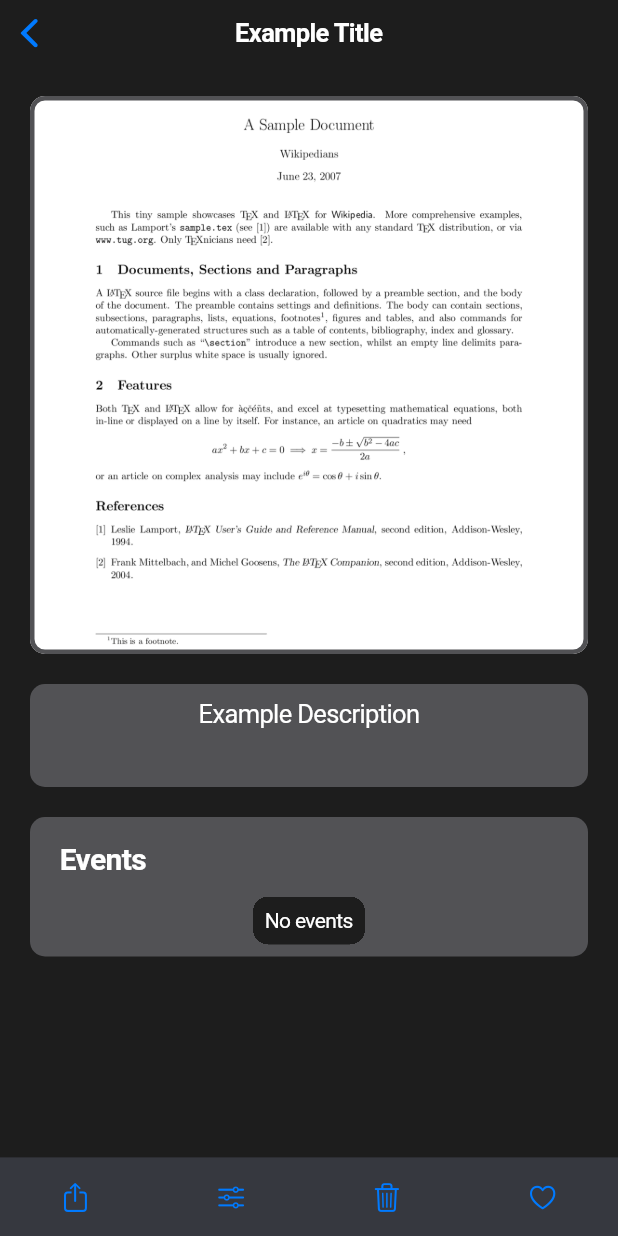
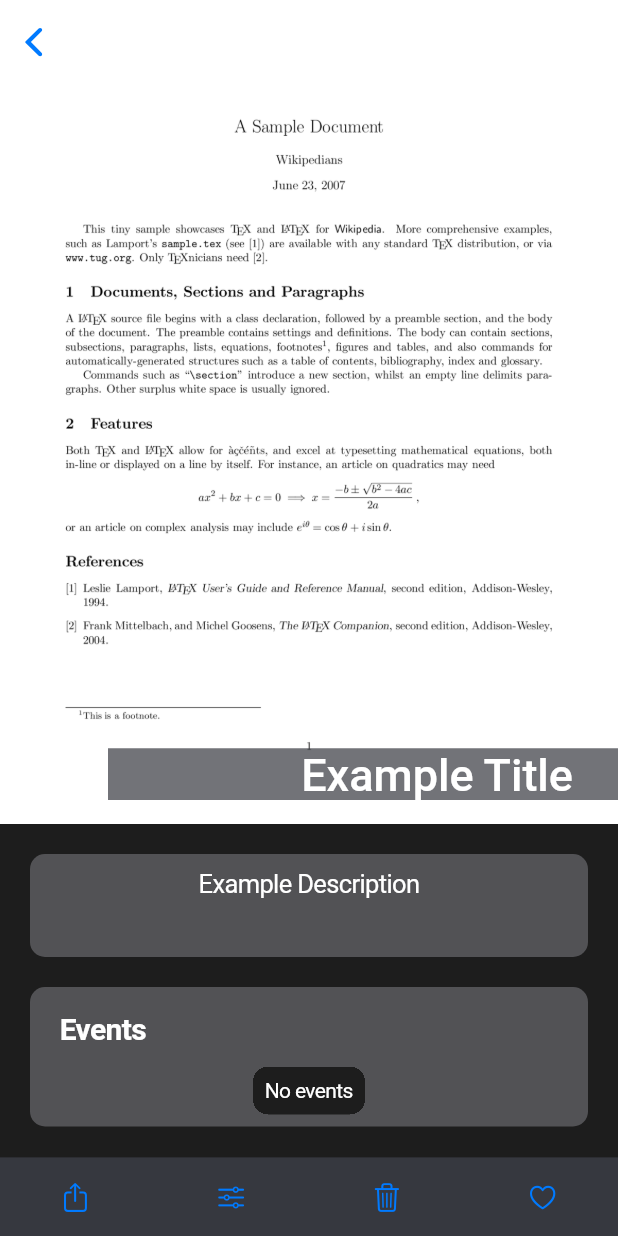
Before and after one commit to MA-SOSE2023/WallAt, a Flutter app: the SingleItemPage screen opened directly with empty values, on a phone screen of 412 x 824 dp. Run offline on Flutter 3.47's test engine with Material 2 defaults, Android fonts, the phone set to English and light mode, and no system bars; our stand-ins replace beamer, flutter_carousel_widget, flutter_riverpod, freezed_annotation, photo_view, timezone; missing offline and left inert: cunning_document_scanner, device_calendar, social_share.

Commit message:
#50-Introduces sliver app bar into single item page

```diff
--- a/lib/pages/single_item/single_item_view.dart
+++ b/lib/pages/single_item/single_item_view.dart
@@ -32,30 +32,59 @@ class SingleItemPage extends ConsumerWidget {
     final CustomThemeData theme = ref.watch(Providers.themeControllerProvider);
     return CupertinoPageScaffold(
       backgroundColor: theme.backgroundColor,
-      navigationBar: CupertinoNavigationBar(
-        backgroundColor: theme.navBarColor,
-        middle: Text(item.title),
-      ),
       child: SafeArea(
         child: Stack(
           children: [
-            ListView(
-              children: [
-                SizedBox(
-                  height: MediaQuery.of(context).size.height /
-                      2, // Set the height to half the screen height
+            CustomScrollView(
+              slivers: [
+                SliverAppBar(
+                  titleSpacing: 10,
+                  pinned: true,
+                  leading: const CupertinoNavigationBarBackButton(),
+                  backgroundColor: theme.navBarColor,
+                  expandedHeight: MediaQuery.of(context).size.height / 1.5,
+                  flexibleSpace: FlexibleSpaceBar(
+                    title: Row(children: [
+                      Expanded(
+                        child: Container(
+                          padding: const EdgeInsets.only(right: 20),
+                          decoration: BoxDecoration(
+                            // gradient: LinearGradient(
+                            //   begin: Alignment.centerLeft,
+                            //   end: Alignment.centerRight,
+                            //   colors: [
+                            //     Colors.transparent,
+                            //     theme.navBarColor.withOpacity(0.7),
+                            //   ],
+                            // ),
+                            color: theme.navBarColor.withOpacity(0.7),
+                          ),
+                          child: Text(
+                            textAlign: TextAlign.right,
+                            item.title,
+                          ),
+                        ),
+                      ),
+                    ]),
+                    background: GestureDetector(
                       child: Hero(
                         tag: singleItemHeroTag(_id),
-                    child: PictureContainer(
-                      color: theme.groupingColor,
-                      image: controller.getImage().image,
+                        child: Container(
+                          decoration: BoxDecoration(
+                            image: DecorationImage(
+                              image: item.image,
+                              fit: BoxFit.cover,
+                            ),
+                          ),
+                        ),
+                      ),
                       onTap: () {
                         Navigator.push(
                           context,
                           CupertinoPageRoute(
                             builder: (context) => FullScreenImagePage(
                               itemId: _id,
-                              imageProvider: controller.getImage().image,
+                              imageProvider: item.image,
                             ),
                             fullscreenDialog: true,
                           ),
@@ -64,8 +93,9 @@ class SingleItemPage extends ConsumerWidget {
                     ),
                   ),
                 ),
-                Padding(
-                  padding: const EdgeInsets.only(left: 20, right: 20),
+                SliverPadding(
+                  padding: const EdgeInsets.only(left: 20, right: 20, top: 20),
+                  sliver: SliverToBoxAdapter(
                     child: Container(
                       decoration: BoxDecoration(
                         color: theme.groupingColor,
@@ -76,14 +106,18 @@ class SingleItemPage extends ConsumerWidget {
                       ),
                     ),
                   ),
-                Padding(
+                ),
+                SliverPadding(
                   padding: const EdgeInsets.all(20.0),
+                  sliver: SliverToBoxAdapter(
                     child: Container(
                         decoration: BoxDecoration(
                           color: theme.groupingColor,
                           borderRadius: BorderRadius.circular(10),
                         ),
-                        child: EventsContainer(id: _id, editable: false))),
+                        child: EventsContainer(id: _id, editable: false)),
+                  ),
+                ),
               ],
             ),
             Align(
```
Lines whose indentation alone changed are shown as unchanged.
